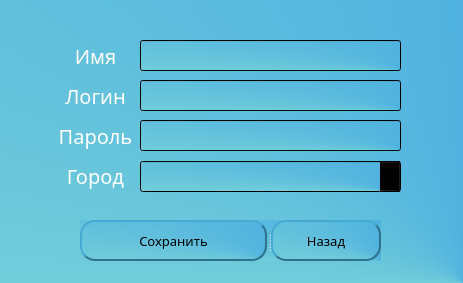
Animila/PyWeather, file cabinet.ui: the form before one commit.
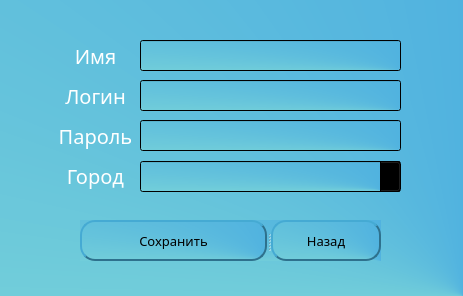
The form after the commit.

Patch:
```diff
--- a/cabinet.ui
+++ b/cabinet.ui
@@ -7,7 +7,7 @@
     <x>0</x>
     <y>0</y>
     <width>463</width>
-    <height>283</height>
+    <height>296</height>
    </rect>
   </property>
   <property name="windowTitle">
```
